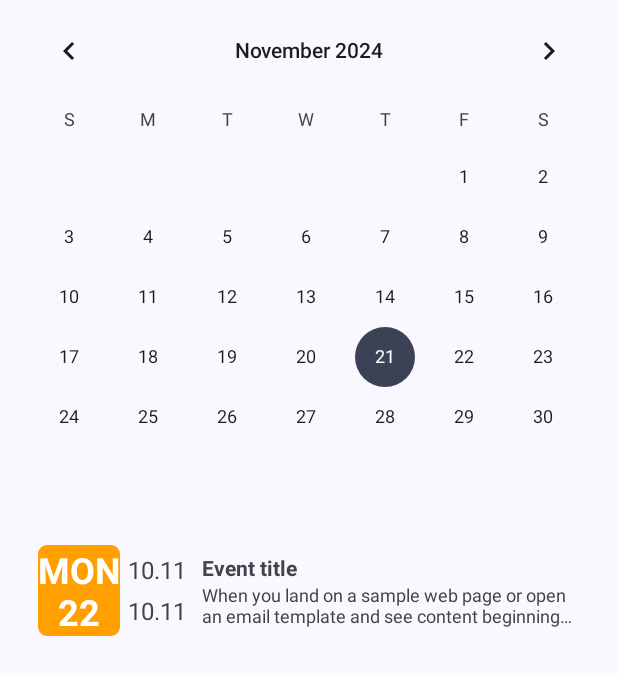
After one commit to ozlemcivelek/EventFlow, an Android app: the layout fragment_home.xml on its own in the app's theme, with its tools: preview values and no code run, on a phone screen of 412 x 824 dp. The commit adds this screen. Shown: the top 675 px of the screen. Run offline under Robolectric (Android 15) with nearby library versions, the phone set to English and light mode, and no system bars.

Commit message:
Add home screen design

```diff
--- /dev/null
+++ b/app/src/main/java/com/example/eventflow/adapter/HomeItemAdapter.kt
@@ -0,0 +1,4 @@
+package com.example.eventflow.adapter
+
+class HomeItemAdapter {
+}
--- a/app/src/main/java/com/example/eventflow/ui/auth/LoginFragment.kt
+++ b/app/src/main/java/com/example/eventflow/ui/auth/LoginFragment.kt
@@ -41,7 +41,8 @@ class LoginFragment : Fragment() {
         binding.loginButton.setOnClickListener {
             viewModel.login(
                 binding.emailAddressEditText.text.toString(),
-                binding.passwordEditText.text.toString())
+                binding.passwordEditText.text.toString()
+            )
 
             viewModel.loginFlow.observe(viewLifecycleOwner) {
                 when (it) {
@@ -49,21 +50,29 @@ class LoginFragment : Fragment() {
                         //HATA mesajina göre ekranda işlem yapma
                         (activity as MainActivity).hideProgress()
                         Log.d("TAG", "HATA MESAJI: ${it.exception.message} ")
-                        Toast.makeText(requireContext(), it.exception.message, Toast.LENGTH_SHORT).show()
+                        Toast.makeText(requireContext(), it.exception.message, Toast.LENGTH_SHORT)
+                            .show()
                     }
+
                     Resource.Loading -> {
                         //TODO show loading
                         (activity as MainActivity).showProgress()
                         //Toast.makeText(requireContext(), "Loading...", Toast.LENGTH_SHORT).show()
                     }
-                    is Resource.Success ->  {
+
+                    is Resource.Success -> {
                         (activity as MainActivity).hideProgress()
                         findNavController().navigate(LoginFragmentDirections.toHome())
                         //Toast.makeText(requireContext(), it.result.toString(), Toast.LENGTH_SHORT).show()
                     }
+
                     null -> TODO()
                 }
             }
+        }
+
+        if (viewModel.currentUser != null) {
+            findNavController().navigate(LoginFragmentDirections.toHome())
         }
     }
 
--- /dev/null
+++ b/app/src/main/java/com/example/eventflow/ui/home/HomeFragment.kt
@@ -0,0 +1,24 @@
+package com.example.eventflow.ui.home
+
+import android.os.Bundle
+import androidx.fragment.app.Fragment
+import android.view.LayoutInflater
+import android.view.View
+import android.view.ViewGroup
+import com.example.eventflow.databinding.FragmentHomeBinding
+
+class HomeFragment : Fragment() {
+
+    private var _binding: FragmentHomeBinding? = null
+    private val binding get() = _binding!!
+
+    override fun onCreateView(
+        inflater: LayoutInflater, container: ViewGroup?,
+        savedInstanceState: Bundle?
+    ): View? {
+        _binding = FragmentHomeBinding.inflate(inflater, container, false)
+        val view = binding.root
+        return view
+    }
+
+}
--- /dev/null
+++ b/app/src/main/java/com/example/eventflow/ui/home/HomeViewModel.kt
@@ -0,0 +1,6 @@
+package com.example.eventflow.ui.home
+
+import androidx.lifecycle.ViewModel
+
+class HomeViewModel : ViewModel() {
+}
--- /dev/null
+++ b/app/src/main/res/drawable/border.xml
@@ -0,0 +1,22 @@
+<?xml version="1.0" encoding="utf-8"?>
+<shape xmlns:android="http://schemas.android.com/apk/res/android"
+    android:shape="rectangle">
+
+    <!-- View background color -->
+    <solid
+        android:color="@color/themeColor" >
+    </solid>
+
+    <!-- View border color and width -->
+    <stroke
+        android:width="1dp"
+        android:color="@color/themeColor" >
+    </stroke>
+
+    <!-- The radius makes the corners rounded -->
+    <corners
+        android:radius="5dp"   >
+    </corners>
+
+
+</shape>
--- /dev/null
+++ b/app/src/main/res/layout/fragment_home.xml
@@ -0,0 +1,27 @@
+<?xml version="1.0" encoding="utf-8"?>
+<LinearLayout
+    xmlns:android="http://schemas.android.com/apk/res/android"
+    xmlns:tools="http://schemas.android.com/tools"
+    xmlns:app="http://schemas.android.com/apk/res-auto"
+    android:layout_width="match_parent"
+    android:layout_height="match_parent"
+    android:orientation="vertical"
+    tools:context=".ui.home.HomeFragment">
+
+    <CalendarView
+        android:id="@+id/calendarView"
+        android:layout_width="match_parent"
+        android:layout_height="wrap_content" />
+
+    <androidx.recyclerview.widget.RecyclerView
+        android:id="@+id/recyclerView"
+        android:layout_width="match_parent"
+        android:layout_height="wrap_content"
+        android:padding="15dp"
+        tools:listitem="@layout/recycler_row"
+        tools:itemCount="5"
+        app:layoutManager="androidx.recyclerview.widget.LinearLayoutManager"
+        app:layout_constraintTop_toBottomOf="@+id/calendarView"
+        app:layout_constraintBottom_toBottomOf="parent" />
+
+</LinearLayout>
--- /dev/null
+++ b/app/src/main/res/layout/recycler_row.xml
@@ -0,0 +1,77 @@
+<?xml version="1.0" encoding="utf-8"?>
+<LinearLayout xmlns:android="http://schemas.android.com/apk/res/android"
+    android:layout_width="match_parent"
+    android:layout_height="match_parent"
+    xmlns:app="http://schemas.android.com/apk/res-auto"
+    android:padding="10dp">
+
+    <TextView
+        android:id="@+id/dateTextView"
+        android:layout_width="wrap_content"
+        android:layout_height="wrap_content"
+        android:text="MON\n22"
+        android:textStyle="bold"
+        android:textAlignment="center"
+        android:textSize="24sp"
+        android:textColor="@color/white"
+        android:background="@drawable/border" />
+
+    <androidx.constraintlayout.widget.ConstraintLayout
+        android:id="@+id/linearLayout"
+        android:layout_width="wrap_content"
+        android:layout_height="wrap_content"
+        android:layout_margin="5dp">
+
+        <TextView
+            android:id="@+id/firstDateTextView"
+            android:layout_width="wrap_content"
+            android:layout_height="wrap_content"
+            android:text="10.11"
+            android:textAlignment="center"
+            android:textSize="16sp"
+            app:layout_constraintStart_toStartOf="parent"
+            app:layout_constraintEnd_toEndOf="parent"
+            app:layout_constraintTop_toTopOf="parent"/>
+        <TextView
+            android:id="@+id/lastDateTextView"
+            android:layout_width="wrap_content"
+            android:layout_height="wrap_content"
+            android:textAlignment="center"
+            android:layout_marginTop="5dp"
+            android:text="10.11"
+            android:textSize="16sp"
+            app:layout_constraintStart_toStartOf="parent"
+            app:layout_constraintEnd_toEndOf="parent"
+            app:layout_constraintTop_toBottomOf="@+id/firstDateTextView"
+            app:layout_constraintBottom_toBottomOf="parent"/>
+    </androidx.constraintlayout.widget.ConstraintLayout>
+
+    <androidx.constraintlayout.widget.ConstraintLayout
+        android:layout_width="wrap_content"
+        android:layout_height="wrap_content"
+        android:layout_margin="5dp">
+
+        <TextView
+            android:id="@+id/eventTitle"
+            android:layout_width="wrap_content"
+            android:layout_height="wrap_content"
+            android:text="Event title"
+            android:textSize="14sp"
+            android:textStyle="bold"
+           app:layout_constraintStart_toStartOf="parent"
+            app:layout_constraintTop_toTopOf="parent"/>
+
+        <TextView
+            android:id="@+id/eventDescription"
+            android:layout_width="wrap_content"
+            android:layout_height="wrap_content"
+            android:maxLines="2"
+            android:ellipsize="end"
+            android:text="When you land on a sample web page or open an email template and see content beginning with lorem ipsum, the page creator placed that apparent gibberish there on purpose. Page layouts look better with something in each section."
+            android:textSize="12sp"
+            app:layout_constraintStart_toStartOf="parent"
+            app:layout_constraintEnd_toEndOf="parent"
+            app:layout_constraintTop_toBottomOf="@+id/eventTitle"/>
+    </androidx.constraintlayout.widget.ConstraintLayout>
+
+</LinearLayout>
--- a/app/src/main/res/navigation/main_nav.xml
+++ b/app/src/main/res/navigation/main_nav.xml
@@ -15,7 +15,9 @@
             app:destination="@id/signUpFragment" />
         <action
             android:id="@+id/toHome"
-            app:destination="@id/homeFragment" />
+            app:destination="@id/homeFragment"
+            app:popUpTo="@id/loginFragment"
+            app:popUpToInclusive="true" />
     </fragment>
     <fragment
         android:id="@+id/signUpFragment"
--- a/app/src/main/res/values/themes.xml
+++ b/app/src/main/res/values/themes.xml
@@ -1,6 +1,6 @@
 <resources xmlns:tools="http://schemas.android.com/tools">
     <!-- Base application theme. -->
-    <style name="Base.Theme.EventFlow" parent="Theme.Material3.DynamicColors.Light">
+    <style name="Base.Theme.EventFlow" parent="Theme.Material3.DynamicColors.Light.NoActionBar">
         <!-- Customize your light theme here. -->
     </style>
 
```
